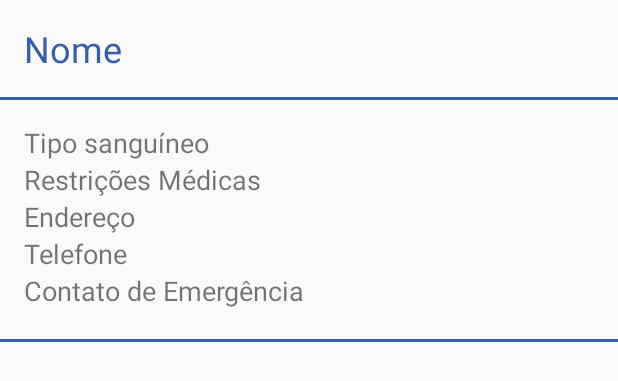
After one commit to eitorpaiva/Appuros, an Android app: the layout usuario_item.xml on its own in the app's theme, with its tools: preview values and no code run, on a phone screen of 412 x 824 dp. The commit adds this screen. Shown: the top 381 px of the screen. Run offline under Robolectric (Android 15) with nearby library versions, the phone set to English and light mode, and no system bars.

Commit message:
Ultimas Alterações

```diff
--- a/app/src/main/java/com/eitor/tcc/appurosatendente/MainActivity.java
+++ b/app/src/main/java/com/eitor/tcc/appurosatendente/MainActivity.java
@@ -50,7 +50,9 @@ public class MainActivity extends AppCompatActivity {
                         if (document.exists()) {
                             carregando.hide();
                             carregando.dismiss();
-                            startActivity(new Intent(MainActivity.this, ChamadasActivity.class));
+                            Intent intent = new Intent(MainActivity.this, ListaActivity.class);
+                            intent.putExtra("servico", document.get("id").toString());
+                            startActivity(intent);
                         }
                     } else {
                         Log.d("TAG", "Failed with: ", task.getException());
--- a/app/src/main/java/com/eitor/tcc/appurosatendente/SAMUCadActivity.java
+++ b/app/src/main/java/com/eitor/tcc/appurosatendente/SAMUCadActivity.java
@@ -43,8 +43,6 @@ public class SAMUCadActivity extends AppCompatActivity {
         setContentView(R.layout.activity_samucad);
         getWindow().setFlags(WindowManager.LayoutParams.FLAG_FULLSCREEN,WindowManager.LayoutParams.FLAG_FULLSCREEN);
         getSupportActionBar().setElevation(0);
-
-        System.out.println("jkhdf");
 
         ArrayList<String> sangues = new ArrayList<>();
         sangues.add("A+");
--- /dev/null
+++ b/app/src/main/res/layout/usuario_item.xml
@@ -0,0 +1,76 @@
+<?xml version="1.0" encoding="utf-8"?>
+<LinearLayout
+    xmlns:android="http://schemas.android.com/apk/res/android"
+    android:layout_width="match_parent"
+    android:layout_height="wrap_content"
+    android:orientation="vertical">
+
+    <TextView
+        android:id="@+id/nome_lista"
+        android:layout_width="match_parent"
+        android:layout_height="wrap_content"
+        android:layout_marginBottom="16dp"
+        android:text="Nome"
+        android:textColor="@color/colorPrimary"
+        android:paddingTop="16dp"
+        android:paddingLeft="16dp"
+        android:textSize="24sp" />
+
+    <View
+        android:id="@+id/linha_lista2"
+        android:layout_width="match_parent"
+        android:layout_height="2dp"
+        android:background="@color/colorPrimary"
+        android:layout_marginBottom="16dp"
+        />
+
+    <TextView
+        android:id="@+id/sangue_lista"
+        android:layout_width="match_parent"
+        android:layout_height="wrap_content"
+        android:paddingLeft="16dp"
+        android:text="Tipo sanguíneo"
+        android:textSize="18sp" />
+
+    <TextView
+        android:id="@+id/restricao_lista"
+        android:layout_width="match_parent"
+        android:layout_height="wrap_content"
+        android:paddingLeft="16dp"
+        android:text="Restrições Médicas"
+        android:textSize="18sp" />
+
+    <TextView
+        android:id="@+id/endereco_lista"
+        android:layout_width="match_parent"
+        android:layout_height="wrap_content"
+        android:paddingLeft="16dp"
+        android:text="Endereço"
+        android:textSize="18sp" />
+
+    <TextView
+        android:id="@+id/contato_lista"
+        android:layout_width="match_parent"
+        android:layout_height="wrap_content"
+        android:paddingLeft="16dp"
+        android:text="Telefone"
+        android:textSize="18sp" />
+
+    <TextView
+        android:id="@+id/c_emergencia_lista"
+        android:layout_width="match_parent"
+        android:layout_height="wrap_content"
+        android:paddingLeft="16dp"
+        android:paddingBottom="12dp"
+        android:text="Contato de Emergência"
+        android:textSize="18sp" />
+
+    <View
+        android:id="@+id/linha_lista3"
+        android:layout_width="match_parent"
+        android:layout_height="2dp"
+        android:background="@color/colorPrimary"
+        android:layout_marginTop="8dp"
+        />
+
+</LinearLayout>
```
Also changed, not shown: app/src/main/AndroidManifest.xml (+4 -4 lines), app/src/main/java/com/eitor/tcc/appurosatendente/ChamadasActivity.java (+24 -0 lines), app/src/main/java/com/eitor/tcc/appurosatendente/ListaActivity.java (added, +127 -0 lines), app/src/main/java/com/eitor/tcc/appurosatendente/Usuario.java (added, +89 -0 lines), app/src/main/java/com/eitor/tcc/appurosatendente/UsuarioAdapter.java (added, +63 -0 lines), app/src/main/res/layout/activity_lista.xml (added, +27 -0 lines).
